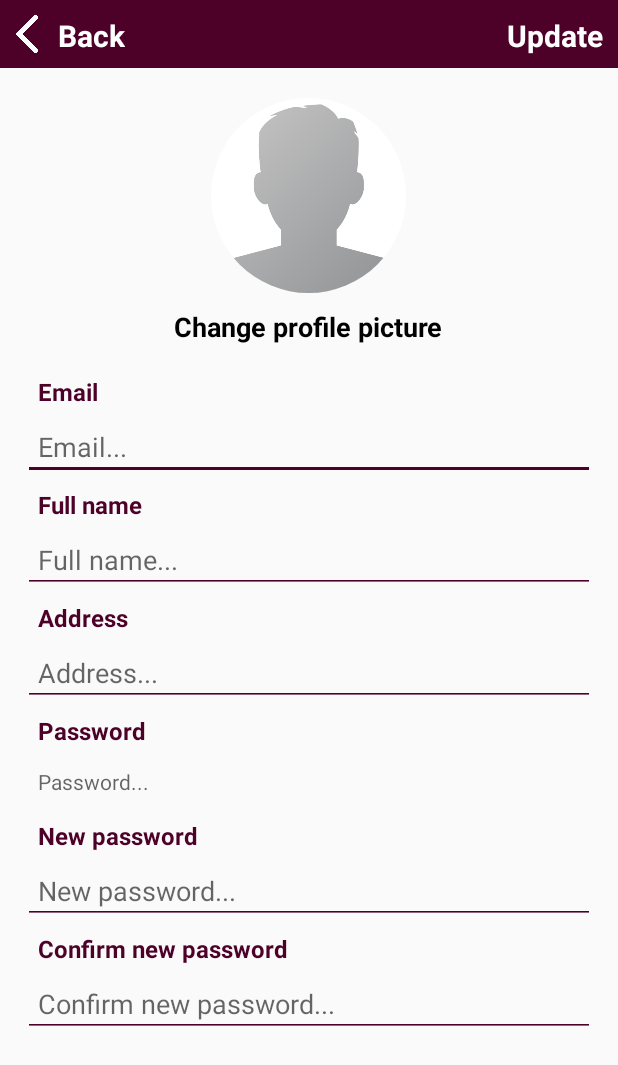
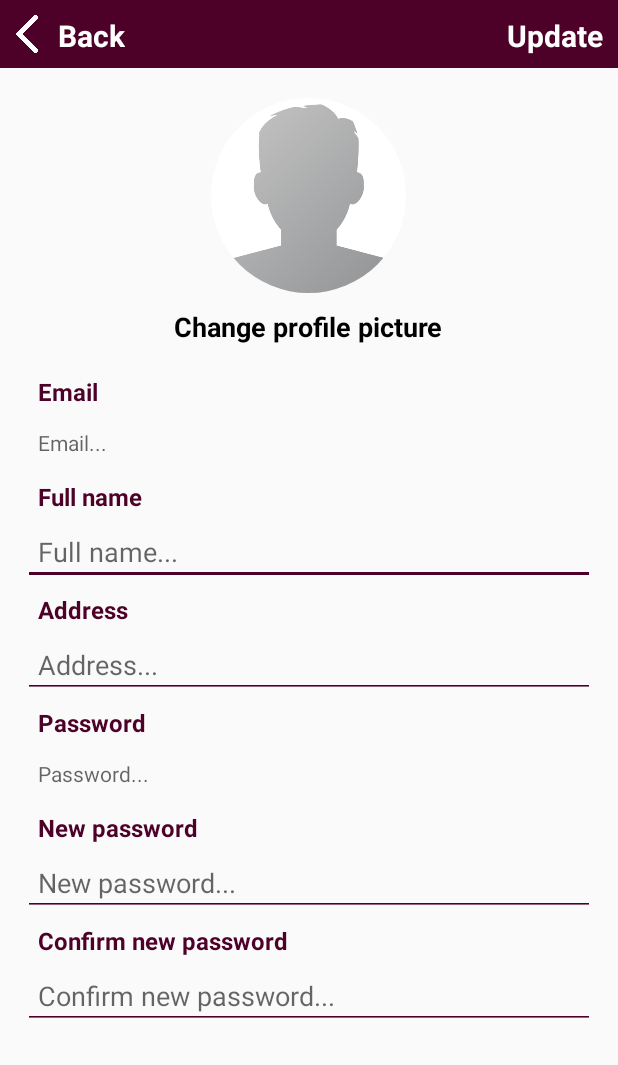
Before and after one commit to BetyDobre/VirtualMakeover-Android_AR_app, an Android app: the SettingsActivity screen opened directly, with no data from a screen before it, on a phone screen of 412 x 824 dp. Shown: the top 1065 px of the screen. Run offline under Robolectric (Android 15) with nearby library versions, the phone set to English and light mode, and no system bars; our stand-ins replace CircleImageView, Firebase (no records; nobody signed in at launch, a user with empty details on screens opened directly), Picasso; libraries missing offline, so code that uses them is left out: com.theartofdev.edmodo; 2 statements that could not run were skipped.

Commit message:
fixing small bugs

```diff
--- a/app/src/main/java/com/shop/CartActivity.java
+++ b/app/src/main/java/com/shop/CartActivity.java
@@ -160,6 +160,7 @@ public class CartActivity extends AppCompatActivity {
 
                             double oneProductTotalPrice = model.getPrice() * Double.valueOf(model.getQuantity());
                             totalPrice = totalPrice + oneProductTotalPrice;
+                            totalPrice = Math.round(totalPrice * 100.0) / 100.0;
                             totalPriceTxt.setText("Total price: " + String.valueOf(totalPrice) + " lei");
 
                             holder.itemView.setOnClickListener(new View.OnClickListener() {
--- a/app/src/main/java/com/shop/SettingsActivity.java
+++ b/app/src/main/java/com/shop/SettingsActivity.java
@@ -33,8 +33,8 @@ import de.hdodenhof.circleimageview.CircleImageView;
 public class SettingsActivity extends AppCompatActivity {
 
     private CircleImageView profileImageView;
-    private EditText fullnameEditText, userEmailEditText, addressEditText, passwordEditText, confirmNewPasswordEditText;
-    private TextView profileChangeTextBtn, closeTextBtn, saveTextBtn, currentPasswordTxt;
+    private EditText fullnameEditText, addressEditText, passwordEditText, confirmNewPasswordEditText;
+    private TextView profileChangeTextBtn, closeTextBtn, saveTextBtn, currentPasswordTxt, userEmailEditText;
     private Uri imageUri;
     private String myURL = "";
     private StorageTask uploadTask;
@@ -161,9 +161,6 @@ public class SettingsActivity extends AppCompatActivity {
         else if (TextUtils.isEmpty(addressEditText.getText().toString())){
             Toast.makeText(this, "Address is mandatory!", Toast.LENGTH_SHORT).show();
         }
-        else if (TextUtils.isEmpty(userEmailEditText.getText().toString())){
-            Toast.makeText(this, "Email is mandatory!", Toast.LENGTH_SHORT).show();
-        }
         else if(checker.equals("clicked")){
             uploadImage();
         }
@@ -201,7 +198,6 @@ public class SettingsActivity extends AppCompatActivity {
                         HashMap<String, Object> userMap = new HashMap<>();
                         userMap.put("name", fullnameEditText.getText().toString());
                         userMap.put("address", addressEditText.getText().toString());
-                        userMap.put("email", userEmailEditText.getText().toString());
                         userMap.put("image", myURL);
                         Prevalent.currentOnlineUser.setName(fullnameEditText.getText().toString());
                         Prevalent.currentOnlineUser.setImage(myURL);
@@ -251,7 +247,7 @@ public class SettingsActivity extends AppCompatActivity {
     }
 
     // display the already existing user info
-    private void userInfoDisplay(CircleImageView profileImageView, EditText fullnameEditText, EditText userEmailEditText, EditText addressEditText, EditText passwordEditText, EditText confirmNewPasswordEditText) {
+    private void userInfoDisplay(CircleImageView profileImageView, EditText fullnameEditText, TextView userEmailEditText, EditText addressEditText, EditText passwordEditText, EditText confirmNewPasswordEditText) {
         DatabaseReference UsersRef = FirebaseDatabase.getInstance().getReference().child("Users").child(EncodeString(Prevalent.currentOnlineUser.getEmail()));
 
         UsersRef.addValueEventListener(new ValueEventListener() {
--- a/app/src/main/res/layout/activity_settings.xml
+++ b/app/src/main/res/layout/activity_settings.xml
@@ -88,7 +88,7 @@
         android:textSize="16dp"
         />
 
-    <EditText
+    <TextView
         android:id="@+id/settings_email"
         android:layout_width="match_parent"
         android:layout_height="wrap_content"
```
